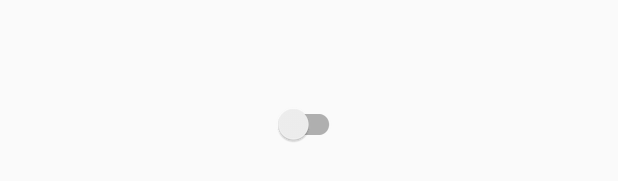
After one commit to ryanchyshyn/motion_gestures_detection, an Android app: the layout layout_switch.xml on its own in the app's theme, with its tools: preview values and no code run, on a phone screen of 412 x 824 dp. The commit adds this screen. Shown: the part 493-674 px from the top of the screen. Run offline under Robolectric (Android 15) with nearby library versions, the phone set to English and light mode, and no system bars.

Commit message:
Minor changes.

```diff
--- a/MotionGesturesDemo/app/src/main/AndroidManifest.xml
+++ b/MotionGesturesDemo/app/src/main/AndroidManifest.xml
@@ -9,7 +9,8 @@
         android:roundIcon="@mipmap/ic_launcher_round"
         android:supportsRtl="true"
         android:theme="@style/AppTheme">
-        <activity android:name=".MainActivity">
+        <activity android:name=".MainActivity"
+            android:configChanges="orientation|keyboardHidden|screenSize">
             <intent-filter>
                 <action android:name="android.intent.action.MAIN"/>
 
--- /dev/null
+++ b/MotionGesturesDemo/app/src/main/res/layout/layout_switch.xml
@@ -0,0 +1,16 @@
+<?xml version="1.0" encoding="utf-8"?>
+<RelativeLayout
+    xmlns:android="http://schemas.android.com/apk/res/android"
+    android:layout_width="match_parent"
+    android:layout_height="match_parent"
+    android:orientation="horizontal" >
+
+    <android.support.v7.widget.SwitchCompat
+        android:id="@+id/switchActionBar"
+        android:layout_width="wrap_content"
+        android:layout_height="wrap_content"
+        android:layout_centerHorizontal="true"
+        android:layout_centerVertical="true"
+        android:text="" />
+
+</RelativeLayout>
```
Also changed, not shown: MotionGesturesDemo/app/src/main/java/uk/co/lemberg/motiongesturesdemo/MainActivity.java (+57 -4 lines), MotionGesturesDemo/app/src/main/res/layout/activity_main.xml (+14 -8 lines), MotionGesturesDemo/app/src/main/res/menu/main.xml (added, +9 -0 lines).
